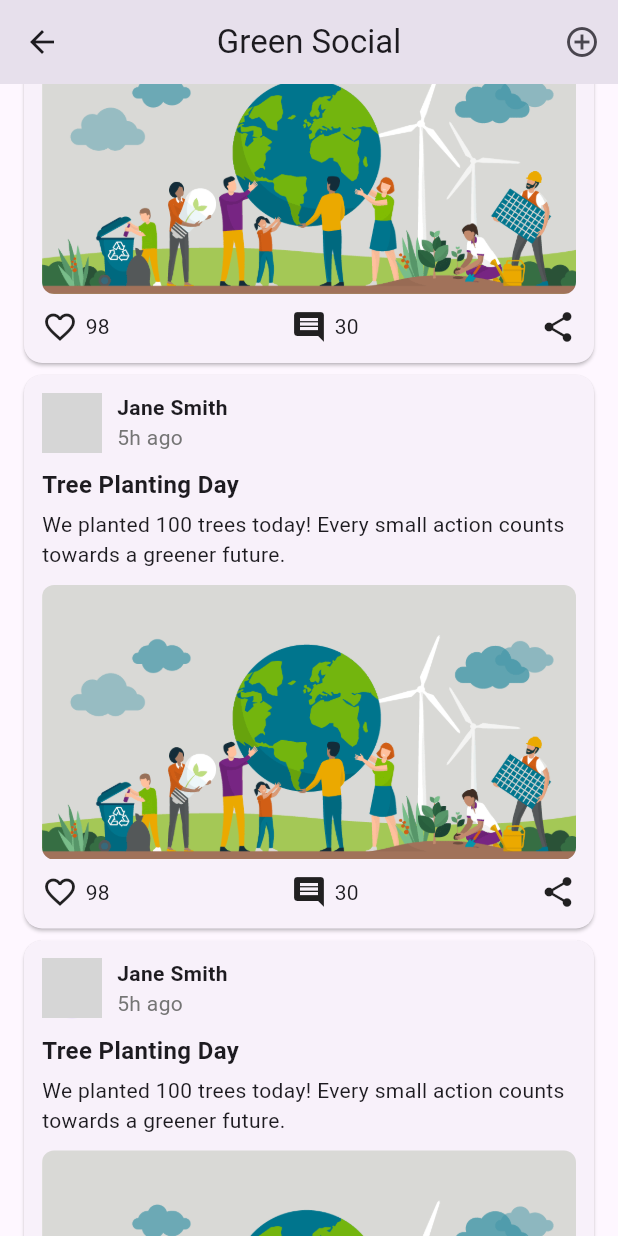
After one commit to nai-sreymey/waste-to-wealth-bin-buddies-, a Flutter app: the HomeScreenSocial screen opened directly, scrolled down 576 dp, after a tap on the "add circle outline" icon, on a phone screen of 412 x 824 dp. The commit adds this screen. Run offline on Flutter 3.47's test engine with Material 3 defaults, Android fonts, the phone set to English and light mode, and no system bars; our stand-ins replace fl_chart, table_calendar; grey boxes are pictures that could not be loaded.

Commit message:
update social

```diff
--- a/lib/main.dart
+++ b/lib/main.dart
@@ -1,17 +1,5 @@
 import 'package:flutter/material.dart';
-
-import 'package:waste_friendly/screen/home_screen_contact.dart';
-import 'package:waste_friendly/screen/home_screen_list.dart';
 import 'package:waste_friendly/screen/home_screen_page.dart';
-// import 'package:waste_friendly/screen/home_screen_page.dart';
-import 'package:waste_friendly/screen/home_screen.dart';
-import 'package:waste_friendly/screen/home_screen1.dart';
-import 'package:waste_friendly/screen/home_screen2.dart';
-import 'package:waste_friendly/screen/home_screen3.dart';
-import 'package:waste_friendly/screen/home_screen4.dart';
-import 'package:waste_friendly/screen/home_screen5.dart';
-import 'package:waste_friendly/screen/home_screen6.dart';
-
 
 
 
@@ -31,7 +19,7 @@ class MyApp extends StatelessWidget {
       theme: ThemeData(
         colorScheme: ColorScheme.fromSeed(seedColor: Colors.deepPurple),
       ),
-      home: HomeScreenContact(), // Your initial page
+      home: HomeScreenPage(),
     );
   }
 }
@@ -41,10 +29,3 @@ class MyApp extends StatelessWidget {
 //   MaterialPageRoute(builder: (context) => const ()),
 // );
       // title: 'Flutter Demo',
-      theme: ThemeData(
-        colorScheme: ColorScheme.fromSeed(seedColor: Colors.deepPurple),
-      ),
-      home: MyHome()
-    );
-  }
-}
--- a/lib/screen/home_screen_contact.dart
+++ b/lib/screen/home_screen_contact.dart
@@ -1,5 +1,4 @@
 import 'package:flutter/material.dart';
-import 'package:waste_friendly/screen/home_screen_page.dart'; // Import your HomeScreenPage
 
 class HomeScreenContact extends StatefulWidget {
   const HomeScreenContact({super.key});
@@ -15,14 +14,6 @@ class _HomeScreenContactState extends State<HomeScreenContact> {
     setState(() {
       _selectedIndex = index;
     });
-
-    if (_selectedIndex == 0) {
-      // If the "Home" tab is tapped, navigate to the HomeScreenPage
-      Navigator.pushReplacement(
-        context,
-        MaterialPageRoute(builder: (context) =>  HomeScreenPage()),
-      );
-    }
   }
 
   @override
@@ -33,6 +24,7 @@ class _HomeScreenContactState extends State<HomeScreenContact> {
           "Selected: $_selectedIndex",
         ),
       ),
+
       bottomNavigationBar: BottomNavigationBar(
         currentIndex: _selectedIndex,
         onTap: _onItemTapped,
@@ -46,18 +38,18 @@ class _HomeScreenContactState extends State<HomeScreenContact> {
           ),
           BottomNavigationBarItem(
             icon: Icon(Icons.history),
-            label: 'History',
+            label: 'Histroy',
           ),
           BottomNavigationBarItem(
             icon: Icon(Icons.layers),
             label: 'Social',
-          ),
-          BottomNavigationBarItem(
-            icon: Icon(Icons.person),
-            label: 'Profile',
-          ),
+            ),
+            BottomNavigationBarItem(
+              icon: Icon(Icons.person),
+              label: 'Profile',
+            )
         ],
-      ),
+        ),
     );
   }
 }
--- /dev/null
+++ b/lib/screen/home_screen_social.dart
@@ -0,0 +1,149 @@
+import 'package:flutter/material.dart';
+
+class HomeScreenSocial extends StatelessWidget {
+  const HomeScreenSocial({super.key});
+
+  @override
+  Widget build(BuildContext context) {
+    return Scaffold(
+      appBar: AppBar(
+        title: const Text('Green Social'),
+        centerTitle: true,
+        actions: [
+          IconButton(
+            icon: const Icon(Icons.add_circle_outline),
+            onPressed: () {},
+          ),
+        ],
+      ),
+      body: ListView(
+        padding: const EdgeInsets.all(12.0),
+        children: [
+          _buildPost(
+            profileImage: 'assets/images/logo.png',
+            username: 'John Doe',
+            timeAgo: '2h ago',
+            tag: 'Fundraising',
+            title: 'Beach Cleanup Initiative',
+            content: 'Join us this weekend for a beach cleanup! Let\'s make our oceans plastic-free.',
+            imageUrl: 'assets/beach_cleanup.jpg',
+            likes: 124,
+            comments: 45,
+          ),
+          _buildPost(
+            profileImage: 'assets/jane_smith.jpg',
+            username: 'Jane Smith',
+            timeAgo: '5h ago',
+            tag: '',
+            title: 'Tree Planting Day',
+            content: 'We planted 100 trees today! Every small action counts towards a greener future.',
+            imageUrl: 'assets/tree_planting.jpg',
+            likes: 98,
+            comments: 30,
+          ),
+          _buildPost(
+            profileImage: 'assets/jane_smith.jpg',
+            username: 'Jane Smith',
+            timeAgo: '5h ago',
+            tag: '',
+            title: 'Tree Planting Day',
+            content: 'We planted 100 trees today! Every small action counts towards a greener future.',
+            imageUrl: 'assets/tree_planting.jpg',
+            likes: 98,
+            comments: 30,
+          ),
+          _buildPost(
+            profileImage: 'assets/jane_smith.jpg',
+            username: 'Jane Smith',
+            timeAgo: '5h ago',
+            tag: '',
+            title: 'Tree Planting Day',
+            content: 'We planted 100 trees today! Every small action counts towards a greener future.',
+            imageUrl: 'assets/tree_planting.jpg',
+            likes: 98,
+            comments: 30,
+          ),
+        ],
+      ),
+    );
+  }
+
+  Widget _buildPost({
+    required String profileImage,
+    required String username,
+    required String timeAgo,
+    required String title,
+    required String content,
+    required String imageUrl,
+    required int likes,
+    required int comments,
+    String? tag,
+  }) {
+    return Card(
+      shape: RoundedRectangleBorder(borderRadius: BorderRadius.circular(12)),
+      child: Padding(
+        padding: const EdgeInsets.all(12.0),
+        child: Column(
+          crossAxisAlignment: CrossAxisAlignment.start,
+          children: [
+            Row(
+              children: [
+                CircleAvatar(
+                  backgroundImage: AssetImage(profileImage),
+                ),
+                const SizedBox(width: 10),
+                Column(
+                  crossAxisAlignment: CrossAxisAlignment.start,
+                  children: [
+                    Text(username, style: const TextStyle(fontWeight: FontWeight.bold)),
+                    Text(timeAgo, style: TextStyle(color: Colors.grey[600])),
+                  ],
+                ),
+                const Spacer(),
+                if (tag != null && tag.isNotEmpty)
+                  Container(
+                    padding: const EdgeInsets.symmetric(horizontal: 8, vertical: 4),
+                    decoration: BoxDecoration(
+                      color: Colors.green.shade100,
+                      borderRadius: BorderRadius.circular(12),
+                    ),
+                    child: Text(tag, style: TextStyle(color: Colors.green.shade800)),
+                  ),
+              ],
+            ),
+            const SizedBox(height: 10),
+            Text(title, style: const TextStyle(fontWeight: FontWeight.bold, fontSize: 16)),
+            const SizedBox(height: 5),
+            Text(content),
+            const SizedBox(height: 10),
+            ClipRRect(
+              borderRadius: BorderRadius.circular(8),
+              child: Image.asset('assets/images/enviroment.png'),
+            ),
+            const SizedBox(height: 10),
+            Row(
+              mainAxisAlignment: MainAxisAlignment.spaceBetween,
+              children: [
+                Row(
+                  children: [
+                    const Icon(Icons.favorite_border),
+                    const SizedBox(width: 5),
+                    Text('$likes'),
+                  ],
+                ),
+                Row(
+                  children: [
+                    const Icon(Icons.comment),
+                    const SizedBox(width: 5),
+                    Text('$comments'),
+                  ],
+                ),
+                const Icon(Icons.share),
+              ],
+            ),
+          ],
+        ),
+      ),
+    );
+  }
+}
```
Also changed, not shown: lib/screen/home_screen_page.dart (+10 -1 lines), pubspec.yaml (+2 -10 lines), pubspec.lock.
